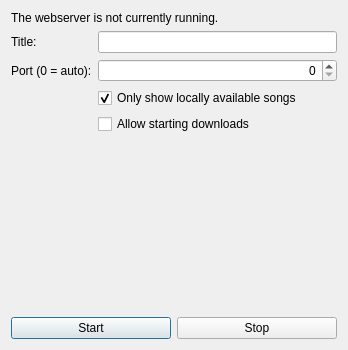
The window that src/usdb_syncer/gui/forms/WebserverDialog.ui (bohning/usdb_syncer) describes before a commit, drawn with Qt 5.
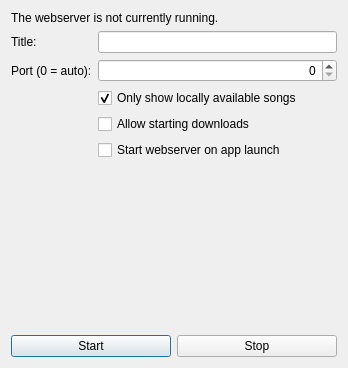
The same window after the commit.

Commit message: Add option to auto start webserver on launch

Patch:
```diff
--- a/src/usdb_syncer/gui/forms/WebserverDialog.ui
+++ b/src/usdb_syncer/gui/forms/WebserverDialog.ui
@@ -7,7 +7,7 @@
     <x>0</x>
     <y>0</y>
     <width>348</width>
-    <height>350</height>
+    <height>368</height>
    </rect>
   </property>
   <property name="windowTitle">
@@ -76,6 +76,13 @@
        </property>
       </widget>
      </item>
+     <item row="5" column="1">
+      <widget class="QCheckBox" name="checkBox_auto_start">
+       <property name="text">
+        <string>Start webserver on app launch</string>
+       </property>
+      </widget>
+     </item>
     </layout>
    </item>
    <item>
```
The commit also changes 4 other files.
